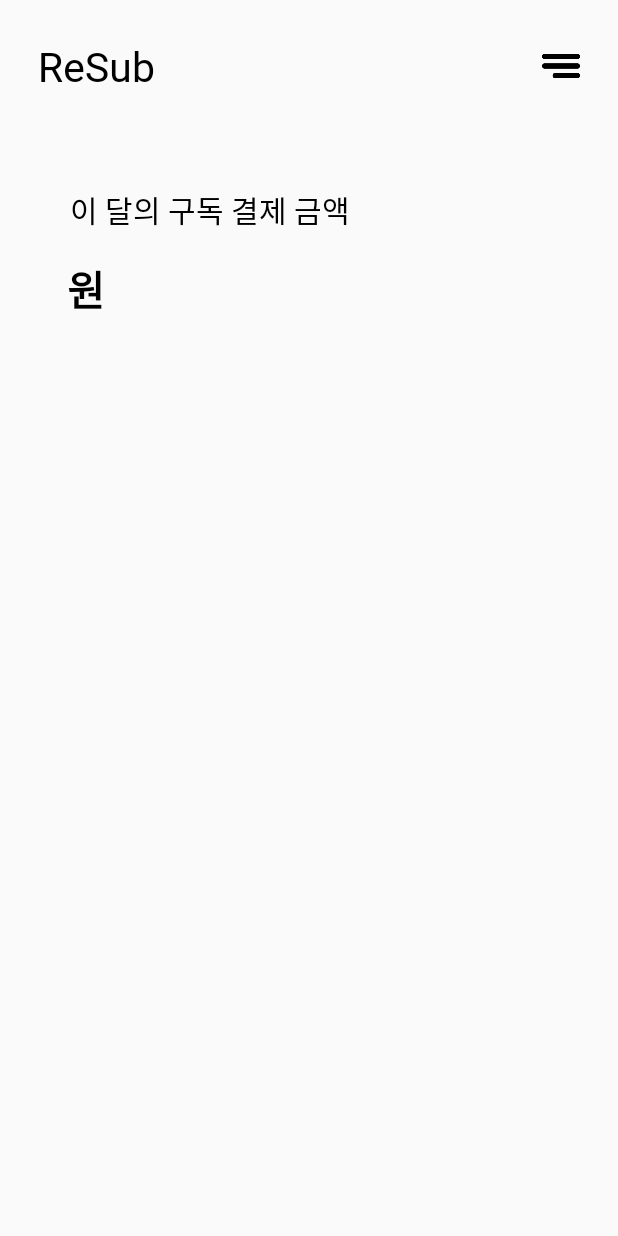
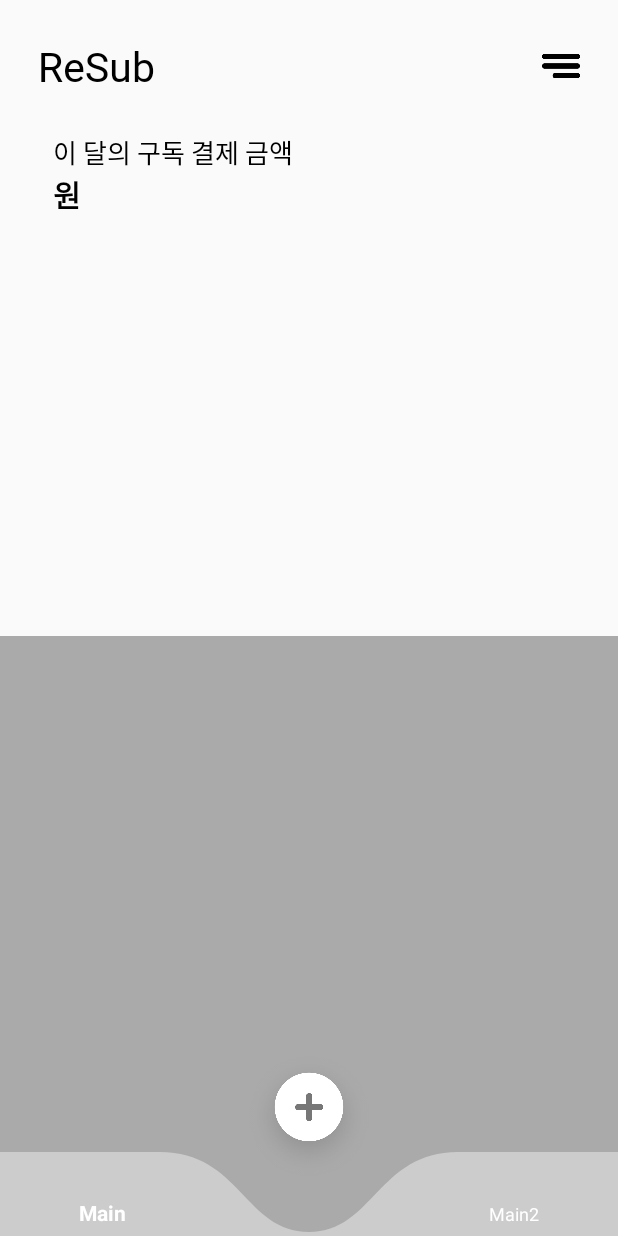
Before and after one commit to skrud9704/ReSub, an Android app: the screen it shows after launch (MainActivity), on a phone screen of 412 x 824 dp. Run offline under Robolectric (Android 15) with nearby library versions, the phone set to English and light mode, and no system bars.

Commit message:
MainActivity에 BottomNavigation 추가
하단 메뉴추가, 구독 추가버튼 추가.

```diff
--- /dev/null
+++ b/ReSub/app/src/main/java/com/example/resub/CustomBottomNavigation.java
@@ -0,0 +1,112 @@
+package com.example.resub;
+
+import android.content.Context;
+import android.graphics.Canvas;
+import android.graphics.Color;
+import android.graphics.Paint;
+import android.graphics.Path;
+import android.graphics.Point;
+import android.util.AttributeSet;
+
+import androidx.core.content.ContextCompat;
+
+import com.google.android.material.bottomnavigation.BottomNavigationView;
+
+public class CustomBottomNavigation extends BottomNavigationView {
+
+    private Path mPath;
+    private Paint mPaint;
+
+    /** the CURVE_CIRCLE_RADIUS represent the radius of the fab button */
+    private final int CURVE_CIRCLE_RADIUS = 128 / 2;
+    // the coordinates of the first curve
+    private Point mFirstCurveStartPoint = new Point();
+    private Point mFirstCurveEndPoint = new Point();
+    private Point mFirstCurveControlPoint1 = new Point();
+    private Point mFirstCurveControlPoint2 = new Point();
+
+    //the coordinates of the second curve
+    @SuppressWarnings("FieldCanBeLocal")
+    private Point mSecondCurveStartPoint = new Point();
+    private Point mSecondCurveEndPoint = new Point();
+    private Point mSecondCurveControlPoint1 = new Point();
+    private Point mSecondCurveControlPoint2 = new Point();
+    private int mNavigationBarWidth;
+    private int mNavigationBarHeight;
+
+    public CustomBottomNavigation(Context context) {
+        super(context);
+        init();
+    }
+
+    public CustomBottomNavigation(Context context, AttributeSet attrs) {
+        super(context, attrs);
+        init();
+    }
+
+    public CustomBottomNavigation(Context context, AttributeSet attrs, int defStyleAttr) {
+        super(context, attrs, defStyleAttr);
+        init();
+    }
+
+    private void init() {
+        mPath = new Path();
+        mPaint = new Paint();
+        mPaint.setStyle(Paint.Style.FILL_AND_STROKE);
+        mPaint.setColor(ContextCompat.getColor(getContext(), R.color.colorGreyDark5));
+        setBackgroundColor(Color.TRANSPARENT);
+    }
+
+    @Override
+    protected void onLayout(boolean changed, int left, int top, int right, int bottom) {
+        super.onLayout(changed, left, top, right, bottom);
+
+    }
+
+    @Override
+    protected void onSizeChanged(int w, int h, int oldw, int oldh) {
+        super.onSizeChanged(w, h, oldw, oldh);
+        // get width and height of navigation bar
+        // Navigation bar bounds (width & height)
+        mNavigationBarWidth = getWidth();
+        mNavigationBarHeight = getHeight();
+        // the coordinates (x,y) of the start point before curve
+        mFirstCurveStartPoint.set((mNavigationBarWidth / 2) - (CURVE_CIRCLE_RADIUS * 2) - (CURVE_CIRCLE_RADIUS / 3), 0);
+        // the coordinates (x,y) of the end point after curve
+        mFirstCurveEndPoint.set(mNavigationBarWidth / 2, CURVE_CIRCLE_RADIUS + (CURVE_CIRCLE_RADIUS / 4));
+        // same thing for the second curve
+        mSecondCurveStartPoint = mFirstCurveEndPoint;
+        mSecondCurveEndPoint.set((mNavigationBarWidth / 2) + (CURVE_CIRCLE_RADIUS * 2) + (CURVE_CIRCLE_RADIUS / 3), 0);
+
+        // the coordinates (x,y)  of the 1st control point on a cubic curve
+        mFirstCurveControlPoint1.set(mFirstCurveStartPoint.x + CURVE_CIRCLE_RADIUS + (CURVE_CIRCLE_RADIUS / 4), mFirstCurveStartPoint.y);
+        // the coordinates (x,y)  of the 2nd control point on a cubic curve
+        mFirstCurveControlPoint2.set(mFirstCurveEndPoint.x - (CURVE_CIRCLE_RADIUS * 2) + CURVE_CIRCLE_RADIUS, mFirstCurveEndPoint.y);
+
+        mSecondCurveControlPoint1.set(mSecondCurveStartPoint.x + (CURVE_CIRCLE_RADIUS * 2) - CURVE_CIRCLE_RADIUS, mSecondCurveStartPoint.y);
+        mSecondCurveControlPoint2.set(mSecondCurveEndPoint.x - (CURVE_CIRCLE_RADIUS + (CURVE_CIRCLE_RADIUS / 4)), mSecondCurveEndPoint.y);
+
+        mPath.reset();
+        mPath.moveTo(0, 0);
+        mPath.lineTo(mFirstCurveStartPoint.x, mFirstCurveStartPoint.y);
+
+        mPath.cubicTo(mFirstCurveControlPoint1.x, mFirstCurveControlPoint1.y,
+                mFirstCurveControlPoint2.x, mFirstCurveControlPoint2.y,
+                mFirstCurveEndPoint.x, mFirstCurveEndPoint.y);
+
+        mPath.cubicTo(mSecondCurveControlPoint1.x, mSecondCurveControlPoint1.y,
+                mSecondCurveControlPoint2.x, mSecondCurveControlPoint2.y,
+                mSecondCurveEndPoint.x, mSecondCurveEndPoint.y);
+
+        mPath.lineTo(mNavigationBarWidth, 0);
+        mPath.lineTo(mNavigationBarWidth, mNavigationBarHeight);
+        mPath.lineTo(0, mNavigationBarHeight);
+        mPath.close();
+    }
+
+    @Override
+    protected void onDraw(Canvas canvas) {
+        super.onDraw(canvas);
+        canvas.drawPath(mPath, mPaint);
+    }
+}
--- a/ReSub/app/src/main/java/com/example/resub/view/main/MainActivity.kt
+++ b/ReSub/app/src/main/java/com/example/resub/view/main/MainActivity.kt
@@ -2,11 +2,19 @@ package com.example.resub.view.main
 
 import androidx.appcompat.app.AppCompatActivity
 import android.os.Bundle
+import com.example.resub.CustomBottomNavigation
 import com.example.resub.R
+import kotlinx.android.synthetic.main.activity_main.*
 
 class MainActivity : AppCompatActivity() {
     override fun onCreate(savedInstanceState: Bundle?) {
         super.onCreate(savedInstanceState)
         setContentView(R.layout.activity_main)
+
+        setBottomNavigation()
+    }
+
+    private fun setBottomNavigation(){
+        custom_bottom_nav.inflateMenu(R.menu.bottom_navigation_menu)
     }
 }
--- /dev/null
+++ b/ReSub/app/src/main/res/drawable/style_button_round_shadow.xml
@@ -0,0 +1,29 @@
+<?xml version="1.0" encoding="utf-8"?>
+
+<selector xmlns:android="http://schemas.android.com/apk/res/android">
+    <item>
+        <layer-list>
+            <item>
+                <shape android:shape="oval">
+                    <gradient
+                        android:startColor="#FF000000"
+                        android:endColor="#00000000"
+
+                        android:gradientRadius="31dp"
+                        android:type="radial"
+                        />
+                </shape>
+            </item>
+            <item android:top="4dp" android:left="4dp" android:right="4dp" android:bottom="4dp">
+                <shape android:shape="oval">
+                    <size android:width="55dp"
+                        android:height="55dp"/>
+                    <solid android:color="@android:color/white" />
+                </shape>
+            </item>
+
+
+        </layer-list>
+    </item>
+
+</selector>
--- a/ReSub/app/src/main/res/layout/activity_main.xml
+++ b/ReSub/app/src/main/res/layout/activity_main.xml
@@ -1,10 +1,10 @@
 <?xml version="1.0" encoding="utf-8"?>
 <LinearLayout
     xmlns:android="http://schemas.android.com/apk/res/android"
-    xmlns:app="http://schemas.android.com/apk/res-auto"
     xmlns:tools="http://schemas.android.com/tools"
     android:layout_width="match_parent"
     android:layout_height="match_parent"
+    xmlns:app="http://schemas.android.com/apk/res-auto"
     tools:context=".view.main.MainActivity"
     android:orientation="vertical">
 
@@ -13,13 +13,14 @@
         android:layout_width="match_parent"
         android:layout_height="wrap_content"
         android:orientation="horizontal"
-        android:layout_margin="@dimen/activity_margin_basic">
+        android:layout_margin="@dimen/basic_margin_title">
         <!-- LOGO 시작 -->
         <TextView
             android:layout_width="wrap_content"
             android:layout_height="wrap_content"
             android:text="@string/app_name"
-            style="@style/TextAppearance.AppCompat.Bold"/>
+            style="@style/TextAppearance.AppCompat.Bold"
+            android:textSize="27sp"/>
         <!-- LOGO 끝 -->
         <!-- SIDE MENU 시작-->
         <LinearLayout
@@ -38,36 +39,63 @@
     </LinearLayout>
     <!-- HEAD 끝 -->
     <!-- MAIN 시작 -->
-    <androidx.constraintlayout.widget.ConstraintLayout
+    <!-- 금액 부분 시작 -->
+    <LinearLayout
         android:layout_width="match_parent"
-        android:layout_height="match_parent">
-
+        android:layout_height="wrap_content"
+        android:orientation="vertical"
+        android:layout_marginStart="@dimen/basic_margin_contents">
         <TextView
             style="@style/TextAppearance.AppCompat.Normal"
             android:layout_width="wrap_content"
             android:layout_height="wrap_content"
-            android:text="@string/main_this_month_cost"
-            app:layout_constraintBottom_toBottomOf="parent"
-            app:layout_constraintEnd_toEndOf="parent"
-            app:layout_constraintHorizontal_bias="0.206"
-            app:layout_constraintStart_toStartOf="parent"
-            app:layout_constraintTop_toTopOf="parent"
-            app:layout_constraintVertical_bias="0.052" />
+            android:text="@string/main_this_month_cost"/>
 
         <TextView
             android:id="@+id/this_month_cost"
+            style="@style/TextAppearance.AppCompat.Bold"
             android:layout_width="wrap_content"
             android:layout_height="wrap_content"
-            android:text="@string/main_won"
-            style="@style/TextAppearance.AppCompat.Bold"
-            app:layout_constraintBottom_toBottomOf="parent"
-            app:layout_constraintEnd_toEndOf="parent"
-            app:layout_constraintHorizontal_bias="0.116"
-            app:layout_constraintStart_toStartOf="parent"
-            app:layout_constraintTop_toTopOf="parent"
-            app:layout_constraintVertical_bias="0.121" />
+            android:text="@string/main_won"/>
+    </LinearLayout>
+    <!-- 금액 부분 끝 -->
+    <!--  -->
+    <LinearLayout
+        android:layout_width="match_parent"
+        android:layout_height="match_parent"
+        android:orientation="horizontal">
+        <RelativeLayout
+            android:layout_width="match_parent"
+            android:layout_height="400dp"
+            android:orientation="vertical"
+            android:layout_gravity="bottom"
+            android:background="@android:color/darker_gray">
 
-    </androidx.constraintlayout.widget.ConstraintLayout>
+            <androidx.recyclerview.widget.RecyclerView
+                android:layout_width="match_parent"
+                android:layout_height="wrap_content"/>
+
+            <ImageView
+                android:id="@+id/fab"
+                android:layout_width="100dp"
+                android:layout_height="100dp"
+                android:layout_alignParentBottom="true"
+                android:layout_centerInParent="true"
+                android:layout_marginBottom="30dp"
+                android:src="@mipmap/ic_sub_add"
+                android:scaleType="centerCrop"
+                app:maxImageSize="250dp" />
+
+            <com.example.resub.CustomBottomNavigation
+                android:id="@+id/custom_bottom_nav"
+                android:layout_width="match_parent"
+                android:layout_height="wrap_content"
+                android:layout_alignParentBottom="true"
+                android:background="@android:color/black"
+                app:itemTextColor="@android:color/white"
+                app:labelVisibilityMode="labeled" />
+        </RelativeLayout>
+
+    </LinearLayout>
     <!-- MAIN 끝 -->
-
 </LinearLayout>
--- /dev/null
+++ b/ReSub/app/src/main/res/menu/bottom_navigation_menu.xml
@@ -0,0 +1,19 @@
+<?xml version="1.0" encoding="utf-8"?>
+<menu xmlns:android="http://schemas.android.com/apk/res/android"
+    xmlns:app="http://schemas.android.com/apk/res-auto">
+    <item
+        android:id="@+id/action_favorites"
+        android:enabled="true"
+        android:title="Main"
+        app:showAsAction="ifRoom"/>
+    <item
+        android:enabled="true"
+        android:title=""
+        app:showAsAction="ifRoom"/>
+    <item
+        android:id="@+id/action_schedules1"
+        android:enabled="true"
+        android:title="Main2"
+        app:showAsAction="ifRoom"/>
+</menu>
+    <!--android:icon="@drawable/icons_adduser"-->
--- a/ReSub/app/src/main/res/values/colors.xml
+++ b/ReSub/app/src/main/res/values/colors.xml
@@ -3,4 +3,13 @@
     <color name="colorPrimary">#6200EE</color>
     <color name="colorPrimaryDark">#3700B3</color>
     <color name="colorAccent">#03DAC5</color>
+
+    <color name="colorWhite">#ffffff</color>
+    <color name="colorBlack">#000000</color>
+    <color name="colorGreyDark1">#222222</color>
+    <color name="colorGreyDark2">#303030</color>
+    <color name="colorGreyDark3">#444444</color>
+    <color name="colorGreyDark4">#555555</color>
+    <color name="colorGreyDark5">#CCCCCC</color>
+
 </resources>
--- a/ReSub/app/src/main/res/values/dimens.xml
+++ b/ReSub/app/src/main/res/values/dimens.xml
@@ -2,9 +2,12 @@
 <resources>
 
     <!-- 기본 마진 25dp 백그라운드와 컨텐츠 간격 -->
-    <dimen name="activity_margin_basic">25dp</dimen>
+    <dimen name="basic_margin_title">25dp</dimen>
 
     <!-- 사이드메뉴 아이콘 사이즈 -->
     <dimen name="icon_size_menu">25dp</dimen>
 
+    <!-- 컨텐츠 기본 마진 30dp -->
+    <dimen name="basic_margin_contents">35dp</dimen>
+
 </resources>
--- a/ReSub/app/src/main/res/values/styles.xml
+++ b/ReSub/app/src/main/res/values/styles.xml
@@ -14,14 +14,14 @@
     <!-- FONT Bold Style -->
     <style name="TextAppearance.AppCompat.Bold">
         <item name="android:textColor">@android:color/black</item>
-        <item name="android:textSize">27sp</item>
+        <item name="android:textSize">20sp</item>
         <item name="android:fontFamily">@font/font</item>
         <item name="android:textStyle">bold</item>
     </style>
 
     <!-- FONT Bold Style -->
     <style name="TextAppearance.AppCompat.Normal" parent="TextAppearance.AppCompat.Bold">
-        <item name="android:textSize">20sp</item>
+        <item name="android:textSize">17sp</item>
         <item name="android:textStyle">normal</item>
     </style>
 
--- a/ReSub/build.gradle
+++ b/ReSub/build.gradle
@@ -18,6 +18,9 @@ allprojects {
     repositories {
         google()
         jcenter()
+        maven {
+            url "https://maven.google.com"
+        }
     }
 }
 
```
Also changed, not shown: ReSub/app/build.gradle (+6 -1 lines), ReSub/app/src/main/res/mipmap-hdpi/ic_sub_add.png (added), ReSub/app/src/main/res/mipmap-mdpi/ic_sub_add.png (added), ReSub/app/src/main/res/mipmap-xhdpi/ic_sub_add.png (added), ReSub/app/src/main/res/mipmap-xxhdpi/ic_sub_add.png (added), ReSub/app/src/main/res/mipmap-xxxhdpi/ic_sub_add.png (added).
